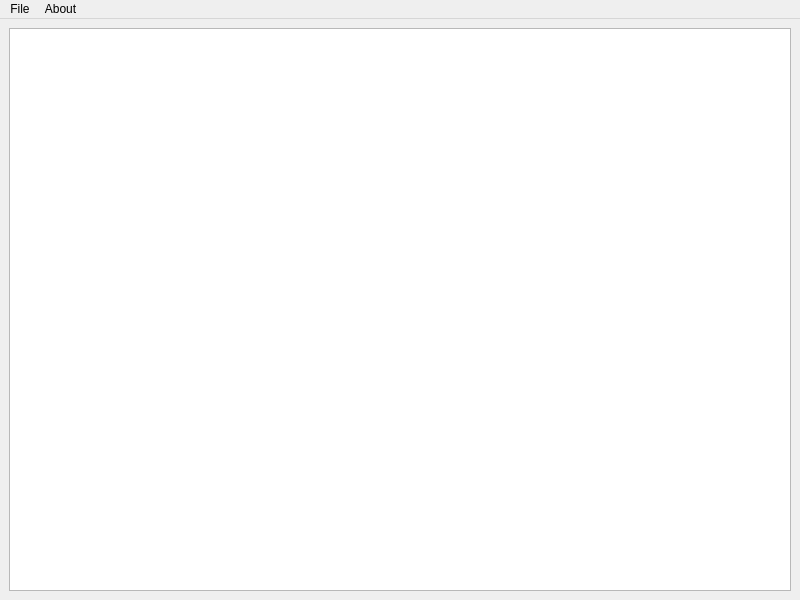
Qt form atomizer/uc_uis/Atomizer.ui (wxmanager/Atomizer-Lite) before a commit.
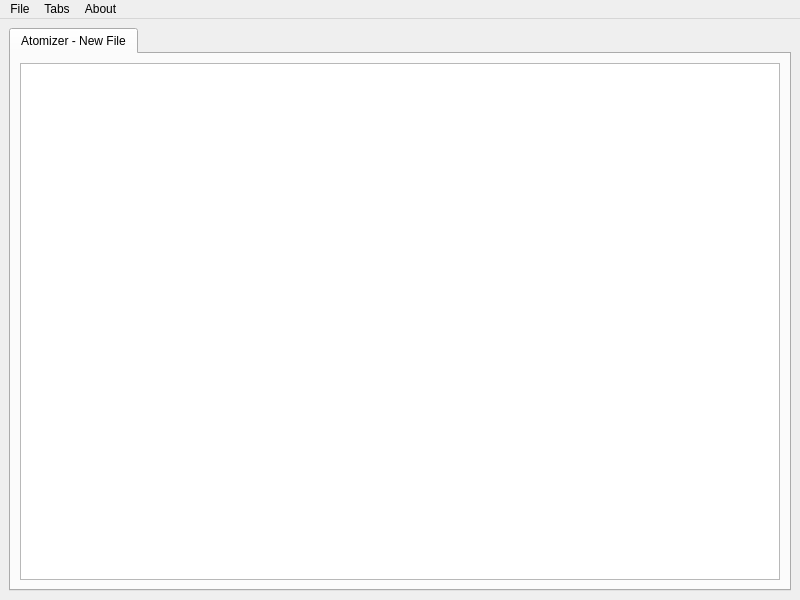
The same form after that commit.

Patch:
```diff
--- a/atomizer/uc_uis/Atomizer.ui
+++ b/atomizer/uc_uis/Atomizer.ui
@@ -15,8 +15,26 @@
   </property>
   <widget class="QWidget" name="centralwidget">
    <layout class="QGridLayout" name="gridLayout">
-    <item row="0" column="0">
-     <widget class="QPlainTextEdit" name="plainTextEdit"/>
+    <item row="1" column="0">
+     <widget class="QTabWidget" name="tabWidget">
+      <property name="currentIndex">
+       <number>0</number>
+      </property>
+      <widget class="QWidget" name="tab">
+       <attribute name="title">
+        <string>Atomizer - New File</string>
+       </attribute>
+       <layout class="QVBoxLayout" name="verticalLayout_2">
+        <item>
+         <widget class="QPlainTextEdit" name="plainTextEdit">
+          <property name="lineWrapMode">
+           <enum>QPlainTextEdit::NoWrap</enum>
+          </property>
+         </widget>
+        </item>
+       </layout>
+      </widget>
+     </widget>
     </item>
    </layout>
   </widget>
@@ -26,7 +44,7 @@
      <x>0</x>
      <y>0</y>
      <width>800</width>
-     <height>22</height>
+     <height>29</height>
     </rect>
    </property>
    <widget class="QMenu" name="menuFile">
@@ -44,7 +62,15 @@
     </property>
     <addaction name="actionAbout"/>
    </widget>
+   <widget class="QMenu" name="menuTabs">
+    <property name="title">
+     <string>Tabs</string>
+    </property>
+    <addaction name="actionNew_Tab"/>
+    <addaction name="actionClose_Tab"/>
+   </widget>
    <addaction name="menuFile"/>
+   <addaction name="menuTabs"/>
    <addaction name="menuAbout"/>
   </widget>
   <action name="actionLoad_File">
```
Left out of the diff: 10 changed lines with no effect on the pictures.
